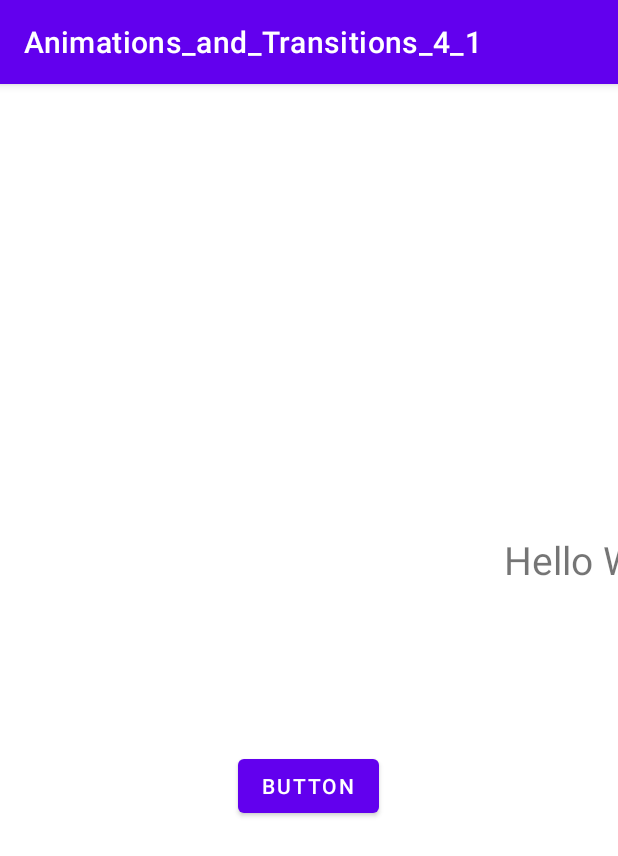
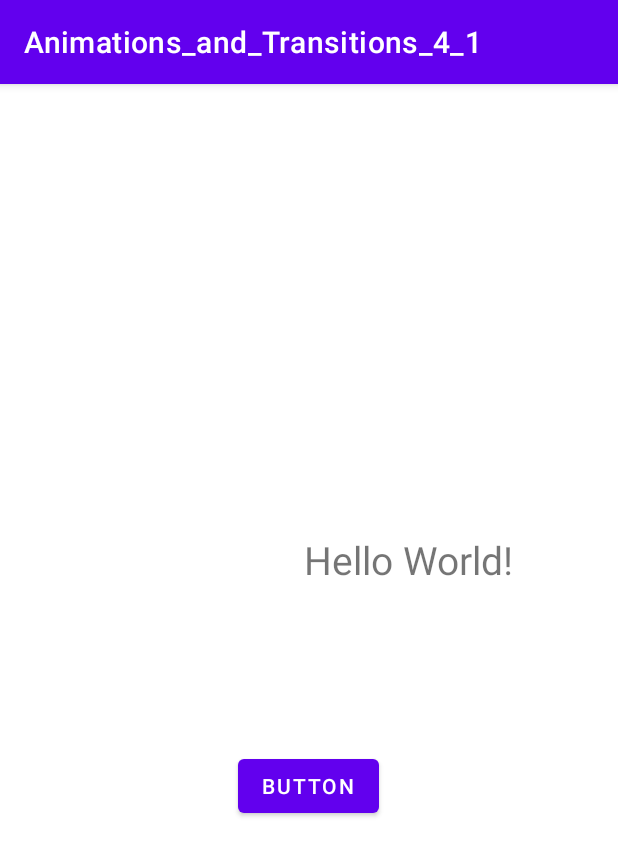
Before and after one commit to babamyrat/Animations_and_Transitions_4_1, an Android app: the screen it shows after launch (MainActivity), after a tap on "BUTTON", on a phone screen of 412 x 824 dp. Shown: the top 856 px of the screen. Run offline under Robolectric (Android 15) with nearby library versions, the phone set to English and light mode, and no system bars.

```diff
--- a/app/src/main/java/com/example/animations_and_transitions_4_1/MainActivity.java
+++ b/app/src/main/java/com/example/animations_and_transitions_4_1/MainActivity.java
@@ -2,6 +2,7 @@ package com.example.animations_and_transitions_4_1;
 
 import androidx.appcompat.app.AppCompatActivity;
 
+import android.animation.ObjectAnimator;
 import android.animation.ValueAnimator;
 import android.os.Bundle;
 import android.view.View;
@@ -24,7 +25,7 @@ public class MainActivity extends AppCompatActivity {
         button.setOnClickListener(new View.OnClickListener() {
             @Override
             public void onClick(View view) {
-                ValueAnimator animation = ValueAnimator.ofFloat(0f, 300f);
+                ObjectAnimator animation = ObjectAnimator.ofFloat(textView, "translationX", 100f);
                 animation.setDuration(1000);
                 animation.start();
                 animation.addUpdateListener(new ValueAnimator.AnimatorUpdateListener() {
```
